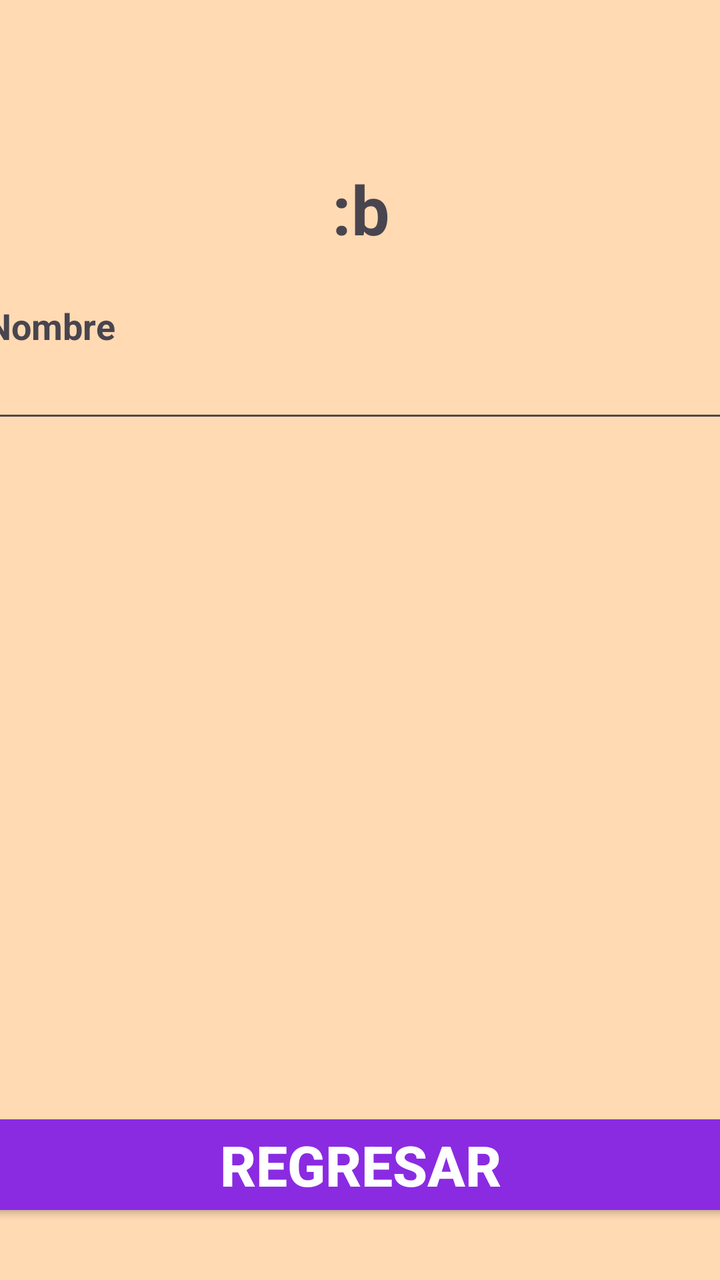
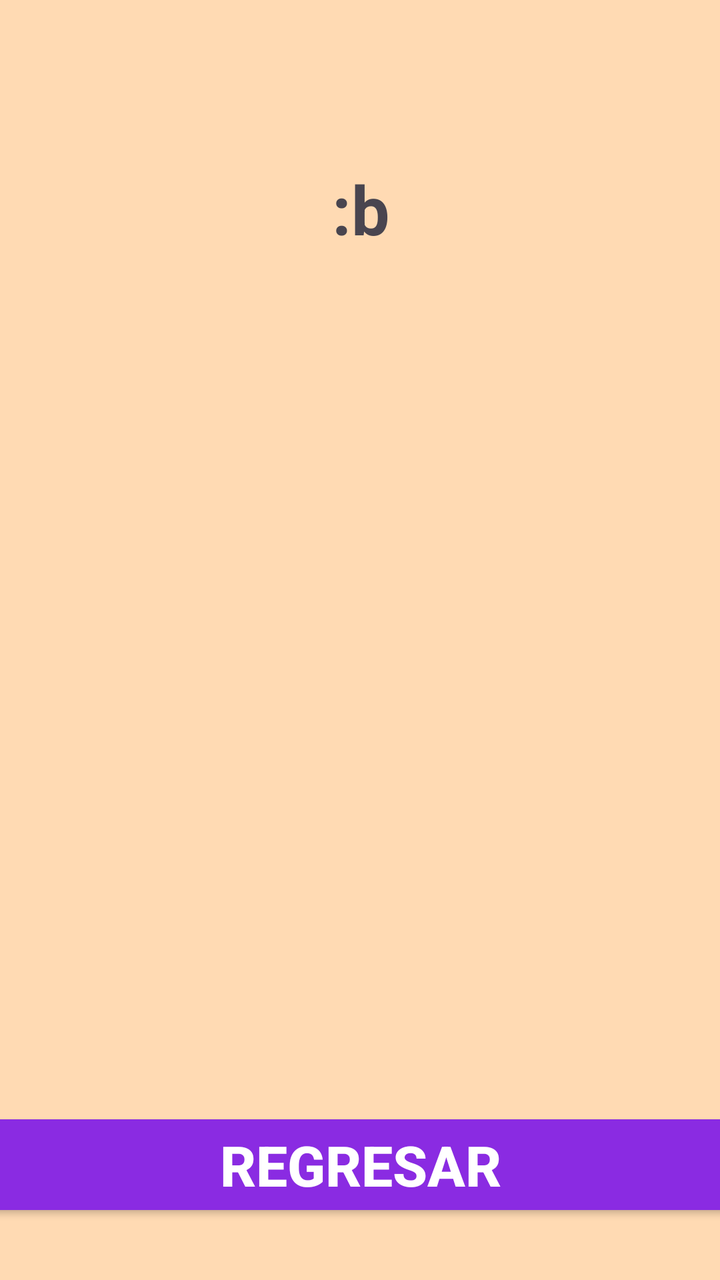

Screens rendered from an Android XML layout before and after an edit, with the pre-edit source and the edit as a unified diff.
<!-- AndroidManifest.xml: application theme Theme.Proyecto_Integrador -->
<!-- res/layout/activity_perfil_academico.xml -->
<?xml version="1.0" encoding="utf-8"?>
<androidx.constraintlayout.widget.ConstraintLayout
    xmlns:android="http://schemas.android.com/apk/res/android"
    xmlns:app="http://schemas.android.com/apk/res-auto"
    xmlns:tools="http://schemas.android.com/tools"
    android:id="@+id/perfil_academico"
    android:layout_width="match_parent"
    android:layout_height="match_parent"
    android:background="@color/naranjapastel"
    tools:context=".PerfilAcademico">

    <TextView
        android:id="@+id/titulo"
        android:layout_width="375dp"
        android:layout_height="wrap_content"
        android:layout_marginBottom="50dp"
        android:gravity="center"
        android:text="@string/default_text"
        android:textSize="34sp"
        android:textStyle="bold"
        android:visibility="visible"
        app:layout_constraintBottom_toBottomOf="parent"
        app:layout_constraintEnd_toEndOf="parent"
        app:layout_constraintStart_toStartOf="parent"
        app:layout_constraintTop_toTopOf="parent"
        app:layout_constraintVertical_bias="0.15"
        app:layout_constraintHorizontal_bias="0.5"/>

    <LinearLayout
        android:layout_width="375dp"
        android:layout_height="344dp"
        android:layout_marginTop="21dp"
        android:layout_marginBottom="16dp"
        android:orientation="vertical"
        app:layout_constraintBottom_toBottomOf="parent"
        app:layout_constraintEnd_toEndOf="parent"
        app:layout_constraintStart_toStartOf="parent"
        app:layout_constraintTop_toTopOf="parent"
        app:layout_constraintVertical_bias="0.5"
        app:layout_constraintHorizontal_bias="0.5">

        <TextView
            android:id="@+id/nombre"
            android:visibility="visible"
            android:layout_width="match_parent"
            android:layout_height="wrap_content"
            android:text="@string/name"
            android:textStyle="bold"
            android:textSize="18sp"/>
        <EditText
            android:id="@+id/lector_nombre"
            android:visibility="visible"
            android:layout_width="match_parent"
            android:layout_height="wrap_content"
            android:ems="10"
            android:inputType="text"
            android:focusable="false"
            android:focusableInTouchMode="false"
            android:layout_marginBottom="32dp"/>

        <ScrollView
            android:layout_width="match_parent"
            android:layout_height="match_parent">

            <LinearLayout
                android:layout_width="match_parent"
                android:layout_height="wrap_content"
                android:gravity="center_horizontal"
                android:orientation="vertical">

                <ListView
                    android:id="@+id/lista_materias"
                    android:layout_width="375dp"
                    android:layout_height="250dp"
                    android:orientation="vertical"
                    app:layout_constraintBottom_toBottomOf="parent"
                    app:layout_constraintEnd_toEndOf="parent"
                    app:layout_constraintStart_toStartOf="parent"
                    app:layout_constraintTop_toTopOf="parent"
                    app:layout_constraintVertical_bias="0.4"
                    app:layout_constraintHorizontal_bias="0.5"/>
            </LinearLayout>
        </ScrollView>
    </LinearLayout>

    <LinearLayout
        android:layout_width="375dp"
        android:layout_height="wrap_content"
        android:orientation="vertical"
        android:gravity="center_horizontal|bottom"
        app:layout_constraintBottom_toBottomOf="parent"
        app:layout_constraintEnd_toEndOf="parent"
        app:layout_constraintStart_toStartOf="parent"
        app:layout_constraintTop_toTopOf="parent"
        app:layout_constraintVertical_bias="0.95"
        app:layout_constraintHorizontal_bias="0.5">

        <Button
            android:id="@+id/btn_back"
            android:visibility="visible"
            android:layout_width="match_parent"
            android:layout_height="wrap_content"
            android:text="@string/btn_back"
            android:textStyle="bold"
            android:textSize="28sp"
            android:textColor="@color/white"
            android:backgroundTint="@color/violeta"/>
    </LinearLayout>


</androidx.constraintlayout.widget.ConstraintLayout>
<!-- resources referenced by this layout -->
<resources>
  <color name="naranjapastel">#FFDAB3</color>
  <color name="violeta">#8A2BE2</color>
  <color name="white">#FFFFFF</color>
  <string name="btn_back" translatable="false">Regresar</string>
  <string name="default_text" translatable="false">:b</string>
  <string name="name" translatable="false">Nombre</string>
  <style name="Theme.Proyecto_Integrador" parent="Base.Theme.Proyecto_Integrador" />
  <style name="Base.Theme.Proyecto_Integrador" parent="Theme.Material3.DayNight.NoActionBar">
          
          
      </style>
</resources>

<!-- the commit's change to res/layout/activity_perfil_academico.xml (unified diff, before → after) -->
@@ -28,7 +28,7 @@
 
     <LinearLayout
         android:layout_width="375dp"
-        android:layout_height="344dp"
+        android:layout_height="424dp"
         android:layout_marginTop="21dp"
         android:layout_marginBottom="16dp"
         android:orientation="vertical"
@@ -36,27 +36,8 @@
         app:layout_constraintEnd_toEndOf="parent"
         app:layout_constraintStart_toStartOf="parent"
         app:layout_constraintTop_toTopOf="parent"
-        app:layout_constraintVertical_bias="0.5"
+        app:layout_constraintVertical_bias="0.6"
         app:layout_constraintHorizontal_bias="0.5">
-
-        <TextView
-            android:id="@+id/nombre"
-            android:visibility="visible"
-            android:layout_width="match_parent"
-            android:layout_height="wrap_content"
-            android:text="@string/name"
-            android:textStyle="bold"
-            android:textSize="18sp"/>
-        <EditText
-            android:id="@+id/lector_nombre"
-            android:visibility="visible"
-            android:layout_width="match_parent"
-            android:layout_height="wrap_content"
-            android:ems="10"
-            android:inputType="text"
-            android:focusable="false"
-            android:focusableInTouchMode="false"
-            android:layout_marginBottom="32dp"/>
 
         <ScrollView
             android:layout_width="match_parent"
<!-- resource entries referenced after the edit -->
@@ -5,7 +5,6 @@
   <color name="white">#FFFFFF</color>
   <string name="btn_back" translatable="false">Regresar</string>
   <string name="default_text" translatable="false">:b</string>
-  <string name="name" translatable="false">Nombre</string>
   <style name="Theme.Proyecto_Integrador" parent="Base.Theme.Proyecto_Integrador" />
   <style name="Base.Theme.Proyecto_Integrador" parent="Theme.Material3.DayNight.NoActionBar">
           
